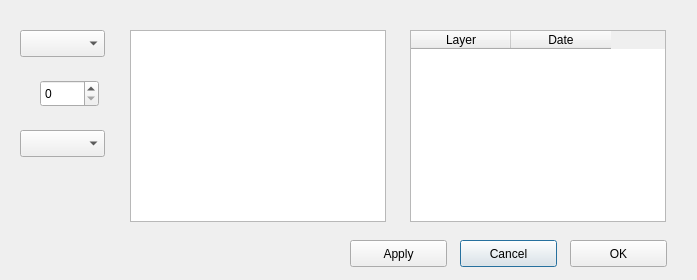
Old version of the form settings.ui in the repository kevinaubert/ChangementViewer.
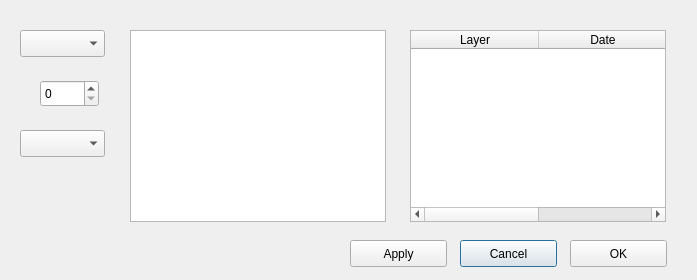
New version of the form.

Diff of the .ui file:
```diff
--- a/settings.ui
+++ b/settings.ui
@@ -92,6 +92,12 @@
    <property name="sortingEnabled">
     <bool>true</bool>
    </property>
+   <attribute name="horizontalHeaderDefaultSectionSize">
+    <number>128</number>
+   </attribute>
+   <attribute name="horizontalHeaderStretchLastSection">
+    <bool>true</bool>
+   </attribute>
    <column>
     <property name="text">
      <string>Layer</string>
```
